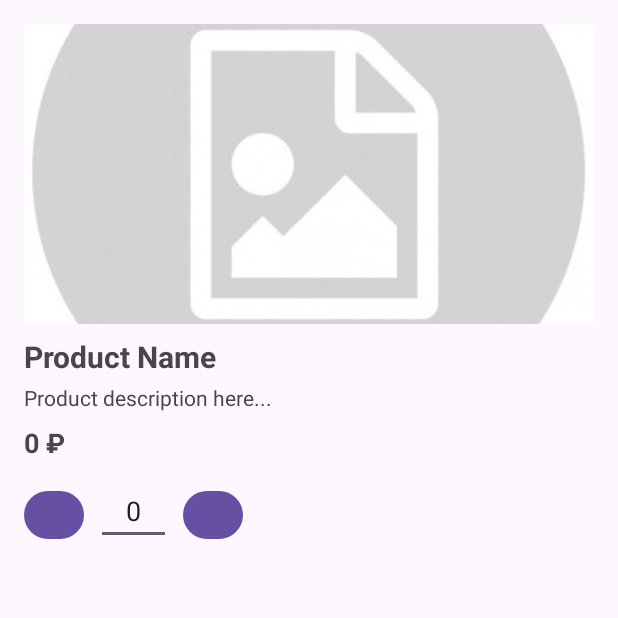
After one commit to JaneGH/SummitApp, an Android app: the fragment ProductDetailsFragment shown on its own in the app's theme, on a phone screen of 412 x 824 dp, the top half of it. The commit adds this screen. Run offline under Robolectric (Android 15) with nearby library versions, the phone set to English and light mode, and no system bars; our stand-ins replace CircleImageView; pictures from the network do not load.

Commit message:
added detail screen

```diff
--- a/app/src/main/java/com/example/summitapp/data/local/database/AppDatabase.kt
+++ b/app/src/main/java/com/example/summitapp/data/local/database/AppDatabase.kt
@@ -4,6 +4,8 @@ import android.content.Context
 import androidx.room.Database
 import androidx.room.Room
 import androidx.room.RoomDatabase
+import androidx.room.TypeConverters
+import com.example.summitapp.data.local.Converters
 import com.example.summitapp.data.local.dao.CategoryDao
 import com.example.summitapp.data.local.dao.ProductDao
 import com.example.summitapp.data.model.Product
@@ -11,6 +13,7 @@ import com.example.summitapp.data.model.Category
 import com.example.summitapp.data.model.User
 
 
+@TypeConverters(Converters::class)
 @Database(entities = [User::class, Category::class, Product::class], version = 1, exportSchema = false)
     abstract class AppDatabase : RoomDatabase() {
 
--- a/app/src/main/java/com/example/summitapp/data/remote/ApiService.kt
+++ b/app/src/main/java/com/example/summitapp/data/remote/ApiService.kt
@@ -3,6 +3,7 @@ import com.example.summitapp.data.remote.request.LoginRequest
 import com.example.summitapp.data.remote.request.RegisterRequest
 import com.example.summitapp.data.remote.response.CategoryResponse
 import com.example.summitapp.data.remote.response.LoginResponse
+import com.example.summitapp.data.remote.response.ProductDetailsResponse
 import com.example.summitapp.data.remote.response.ProductResponse
 import com.example.summitapp.data.remote.response.RegisterResponse
 import retrofit2.Call
@@ -10,6 +11,7 @@ import retrofit2.http.Body
 import retrofit2.http.GET
 import retrofit2.http.Headers
 import retrofit2.http.POST
+import retrofit2.http.Path
 import retrofit2.http.Query
 
 interface ApiService {
@@ -35,6 +37,13 @@ interface ApiService {
         @Query("query") query: String
     ): Call<ProductResponse>
 
+    @GET("product/details/{productId}")
+    fun getProductDetails(
+        @Path("productId") productId: Int
+    ): Call<ProductDetailsResponse>
+
+
+
     companion object {
         fun getInstance(): ApiService {
             return ApiClient.retrofit.create(ApiService::class.java)
--- /dev/null
+++ b/app/src/main/java/com/example/summitapp/ui/fragment/ProductDetailsFragment.kt
@@ -0,0 +1,90 @@
+package com.example.summitapp.ui.fragment
+
+import android.annotation.SuppressLint
+import android.os.Bundle
+import androidx.fragment.app.Fragment
+import android.view.LayoutInflater
+import android.view.View
+import android.view.ViewGroup
+import com.bumptech.glide.Glide
+import com.example.summitapp.R
+import com.example.summitapp.data.model.Cart
+import com.example.summitapp.data.remote.ApiService
+import com.example.summitapp.data.remote.response.ProductDetailsResponse
+import com.example.summitapp.databinding.FragmentProductDetailsBinding
+import retrofit2.Call
+import retrofit2.Callback
+import retrofit2.Response
+
+class ProductDetailsFragment : Fragment() {
+
+    private var productId: Int = 0
+    private lateinit var binding: FragmentProductDetailsBinding
+
+    override fun onCreate(savedInstanceState: Bundle?) {
+        super.onCreate(savedInstanceState)
+        arguments?.let {
+            productId = it.getInt("product_id", 0)
+        }
+    }
+
+    override fun onCreateView(
+        inflater: LayoutInflater, container: ViewGroup?,
+        savedInstanceState: Bundle?
+    ): View {
+        binding = FragmentProductDetailsBinding.inflate(inflater, container, false)
+        return binding.root
+    }
+
+    override fun onViewCreated(view: View, savedInstanceState: Bundle?) {
+        super.onViewCreated(view, savedInstanceState)
+        loadProductDetails()
+    }
+
+    private fun loadProductDetails() {
+        val api = ApiService.getInstance()
+        api.getProductDetails(productId).enqueue(object : Callback<ProductDetailsResponse> {
+            @SuppressLint("SetTextI18n")
+            override fun onResponse(
+                call: Call<ProductDetailsResponse>,
+                response: Response<ProductDetailsResponse>
+            ) {
+                if (response.isSuccessful) {
+                    val product = response.body()?.product ?: return
+
+                    binding.tvTitle.text = product.productName
+                    binding.tvDescription.text = product.description
+                    binding.tvPrice.text = "${product.price} ₽"
+
+                     Glide.with(binding.root.context)
+                        .load("http://10.0.2.2/myshop/images/" + product.imageUrl)
+                        .error(R.drawable.dummy_category)
+                        .into(binding.imageProduct)
+
+                     val quantityInCart = Cart.getCartItems()
+                        .find { it.first.productId == product.productId }?.second ?: 0
+                    binding.etQuantity.setText(quantityInCart.toString())
+
+                     binding.btnPlus.setOnClickListener {
+                        val newQuantity = binding.etQuantity.text.toString().toInt() + 1
+                        binding.etQuantity.setText(newQuantity.toString())
+                        Cart.setProductQuantity(product, newQuantity)
+                    }
+
+                    binding.btnMinus.setOnClickListener {
+                        val newQuantity = binding.etQuantity.text.toString().toInt() - 1
+                        if (newQuantity >= 0) {
+                            binding.etQuantity.setText(newQuantity.toString())
+                            Cart.setProductQuantity(product, newQuantity)
+                        }
+                    }
+
+                }
+            }
+
+            override fun onFailure(call: Call<ProductDetailsResponse>, t: Throwable) {
+                t.printStackTrace()
+            }
+        })
+    }
+}
--- /dev/null
+++ b/app/src/main/res/layout/fragment_product_details.xml
@@ -0,0 +1,74 @@
+<?xml version="1.0" encoding="utf-8"?>
+<ScrollView xmlns:android="http://schemas.android.com/apk/res/android"
+    android:layout_width="match_parent"
+    android:layout_height="match_parent"
+    android:padding="16dp">
+
+    <LinearLayout
+        android:orientation="vertical"
+        android:layout_width="match_parent"
+        android:layout_height="wrap_content">
+
+        <ImageView
+            android:id="@+id/imageProduct"
+            android:layout_width="match_parent"
+            android:layout_height="200dp"
+            android:scaleType="centerCrop"
+            android:src="@drawable/dummy_category" />
+
+        <TextView
+            android:id="@+id/tvTitle"
+            android:layout_width="match_parent"
+            android:layout_height="wrap_content"
+            android:text="Product Name"
+            android:textSize="20sp"
+            android:textStyle="bold"
+            android:layout_marginTop="8dp"/>
+
+        <TextView
+            android:id="@+id/tvDescription"
+            android:layout_width="match_parent"
+            android:layout_height="wrap_content"
+            android:text="Product description here..."
+            android:layout_marginTop="4dp"/>
+
+        <TextView
+            android:id="@+id/tvPrice"
+            android:layout_width="match_parent"
+            android:layout_height="wrap_content"
+            android:text="0 ₽"
+            android:textSize="18sp"
+            android:textStyle="bold"
+            android:layout_marginTop="8dp"/>
+
+        <LinearLayout
+            android:orientation="horizontal"
+            android:layout_width="wrap_content"
+            android:layout_height="wrap_content"
+            android:layout_marginTop="16dp"
+            android:gravity="center_vertical">
+
+            <Button
+                android:id="@+id/btnMinus"
+                android:layout_width="40dp"
+                android:layout_height="40dp"
+                android:text="-" />
+
+            <EditText
+                android:id="@+id/etQuantity"
+                android:layout_width="50dp"
+                android:layout_height="40dp"
+                android:inputType="number"
+                android:text="0"
+                android:gravity="center"
+                android:layout_marginHorizontal="8dp"/>
+
+            <Button
+                android:id="@+id/btnPlus"
+                android:layout_width="40dp"
+                android:layout_height="40dp"
+                android:text="+" />
+        </LinearLayout>
+
+    </LinearLayout>
+</ScrollView>
```
Also changed, not shown: app/src/main/java/com/example/summitapp/data/local/Converters.kt (added, +49 -0 lines), app/src/main/java/com/example/summitapp/data/model/Product.kt (+53 -5 lines), app/src/main/java/com/example/summitapp/data/remote/ApiClient.kt (+8 -1 lines), app/src/main/java/com/example/summitapp/data/remote/StringToDoubleAdapter.kt (added, +20 -0 lines), app/src/main/java/com/example/summitapp/data/remote/StringToIntAdapter.kt (added, +19 -0 lines), app/src/main/java/com/example/summitapp/data/remote/response/ProductDetailsResponse.kt (added, +16 -0 lines), app/src/main/java/com/example/summitapp/ui/adapter/ProductAdapter.kt (+6 -1 lines), app/src/main/java/com/example/summitapp/ui/fragment/ProductFragment.kt (+16 -1 lines).
